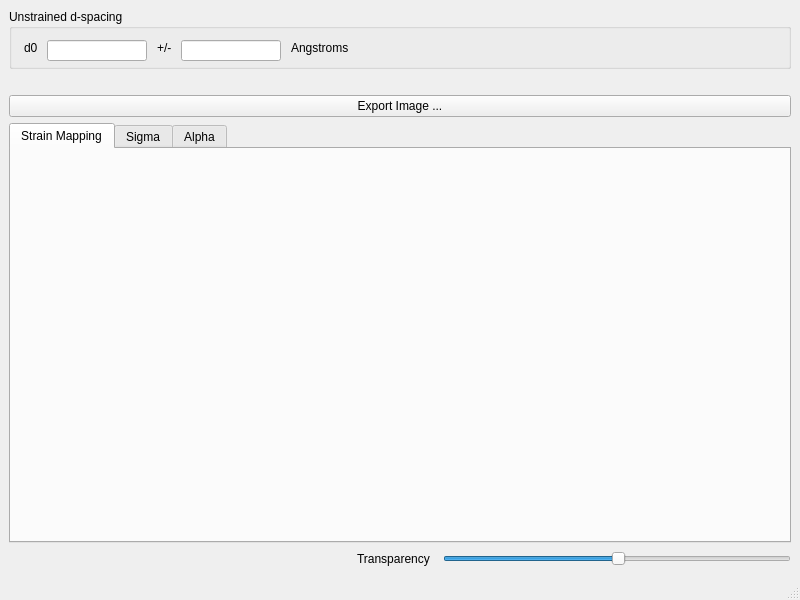
Old version of the form designer/ui_strainMapping.ui in the repository ornlneutronimaging/iBeatles.
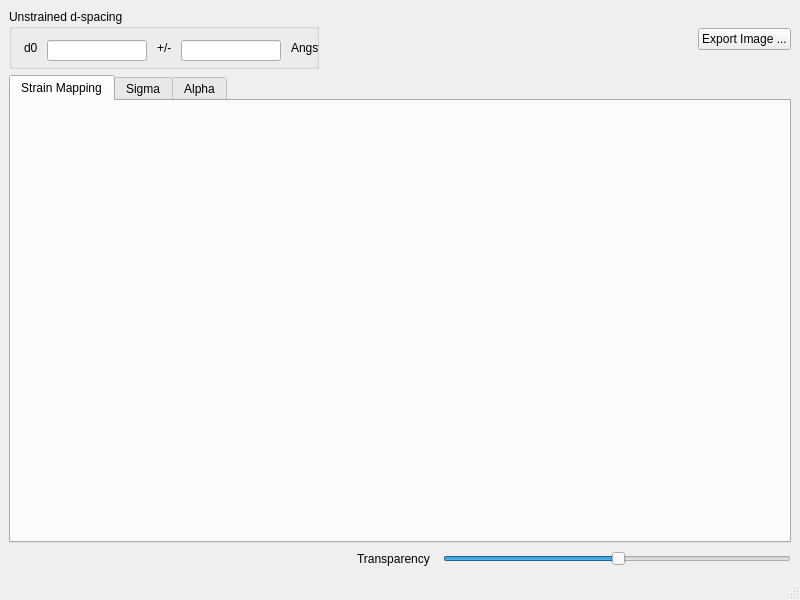
New version of the form.

```diff
--- a/designer/ui_strainMapping.ui
+++ b/designer/ui_strainMapping.ui
@@ -16,6 +16,8 @@
   <widget class="QWidget" name="centralwidget">
    <layout class="QVBoxLayout" name="verticalLayout">
     <item>
+     <layout class="QHBoxLayout" name="horizontalLayout">
+      <item>
      <widget class="QGroupBox" name="groupBox">
       <property name="minimumSize">
        <size>
@@ -124,7 +126,7 @@
       </property>
       <property name="sizeHint" stdset="0">
        <size>
-        <width>773</width>
+          <width>218</width>
         <height>20</height>
        </size>
       </property>
@@ -137,6 +139,8 @@
       </property>
      </widget>
     </item>
+     </layout>
+    </item>
     <item>
      <widget class="QTabWidget" name="recap_tabs">
       <property name="currentIndex">
@@ -160,7 +164,7 @@
      </widget>
     </item>
     <item>
-     <layout class="QHBoxLayout" name="horizontalLayout">
+     <layout class="QHBoxLayout" name="horizontalLayout_2">
       <item>
        <spacer name="horizontalSpacer_2">
         <property name="orientation">
```
Lines whose indentation alone changed are shown as unchanged.
